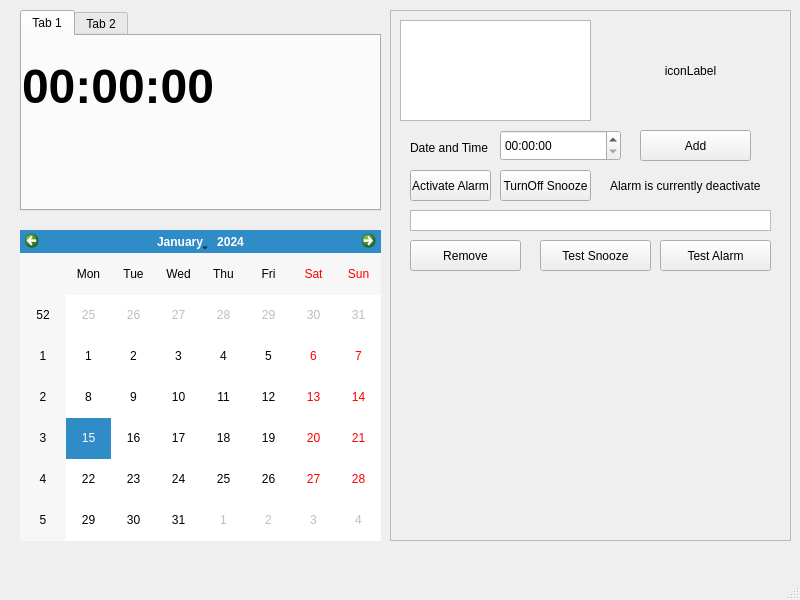
Above: Software/mainwindow.ui from yosuasentosa/weather-calender-app before the change. Below: the same form after it.
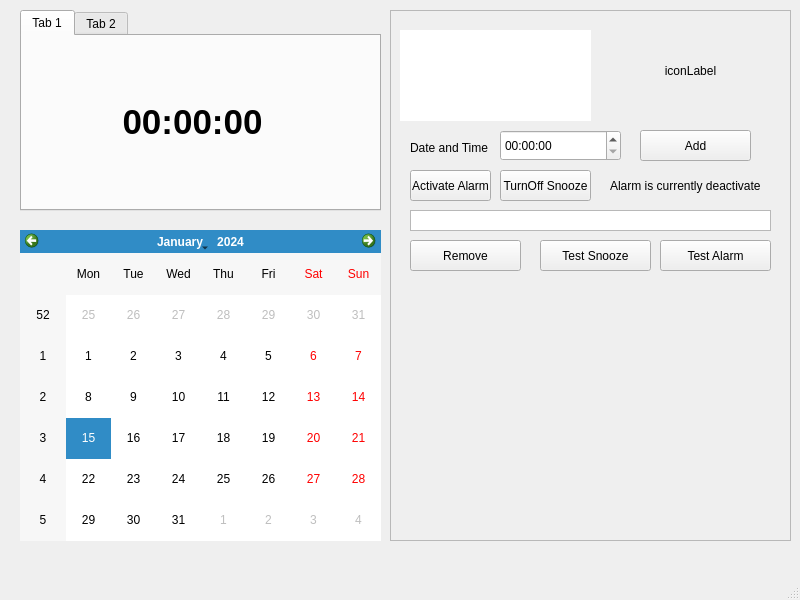
That is the form after the change.

What changed in the file:
```diff
--- a/Software/mainwindow.ui
+++ b/Software/mainwindow.ui
@@ -54,7 +54,7 @@
         <x>0</x>
         <y>10</y>
         <width>341</width>
-        <height>81</height>
+        <height>151</height>
        </rect>
       </property>
       <property name="sizePolicy">
@@ -65,7 +65,7 @@
       </property>
       <property name="font">
        <font>
-        <pointsize>36</pointsize>
+        <pointsize>26</pointsize>
         <weight>75</weight>
         <bold>true</bold>
        </font>
@@ -73,6 +73,15 @@
       <property name="text">
        <string>00:00:00</string>
       </property>
+      <property name="scaledContents">
+       <bool>false</bool>
+      </property>
+      <property name="alignment">
+       <set>Qt::AlignCenter</set>
+      </property>
+      <property name="wordWrap">
+       <bool>false</bool>
+      </property>
      </widget>
     </widget>
     <widget class="QWidget" name="tab_2">
@@ -276,9 +285,9 @@
      <property name="geometry">
       <rect>
        <x>10</x>
-       <y>10</y>
+       <y>20</y>
        <width>191</width>
-       <height>101</height>
+       <height>91</height>
       </rect>
      </property>
      <property name="sizePolicy">
@@ -293,6 +302,9 @@
      <property name="styleSheet">
       <string notr="true">background-color: rgb();</string>
      </property>
+     <property name="frameShape">
+      <enum>QFrame::NoFrame</enum>
+     </property>
     </widget>
     <widget class="QLabel" name="iconLabel">
      <property name="geometry">
```
